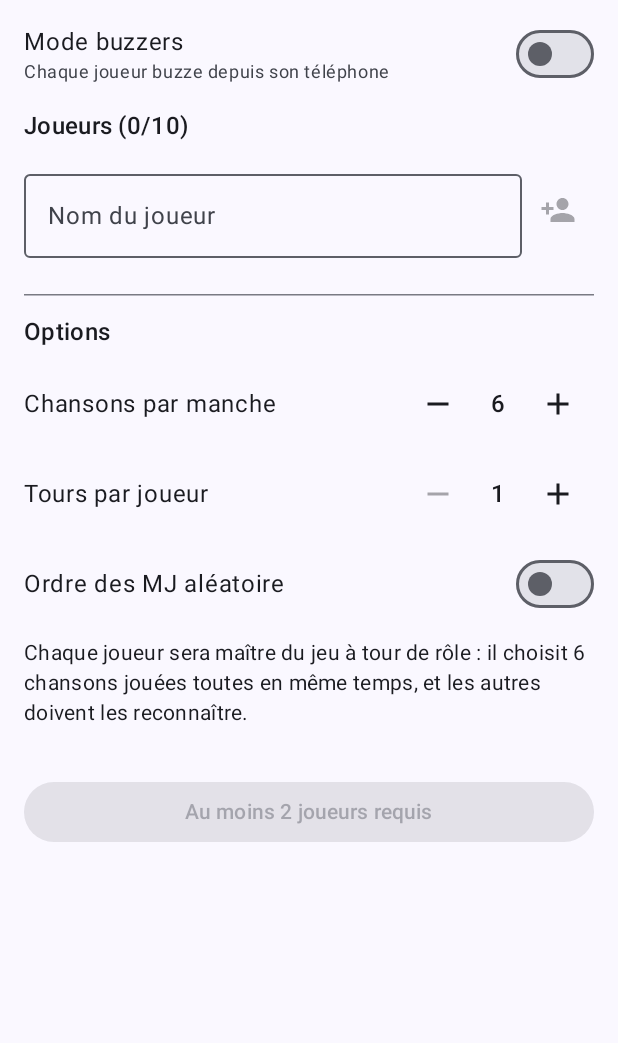
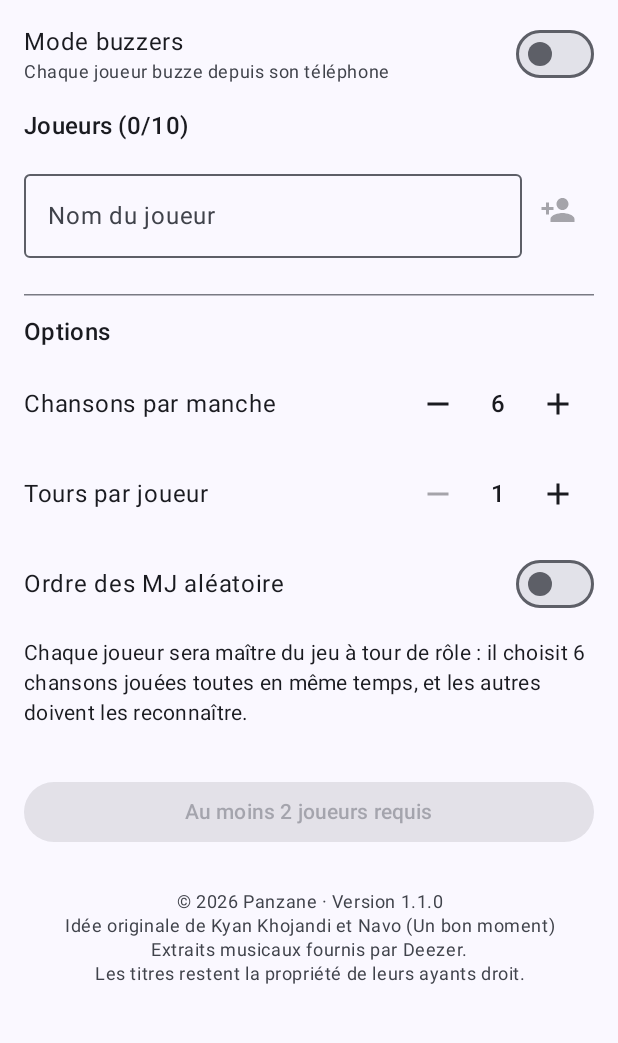
Before and after one commit to Panzane/multi-blindtest, an Android app built with Jetpack Compose: the screen it shows after launch (MainActivity), on a phone screen of 412 x 824 dp, the part 78-1121 px from its top. Run offline under Robolectric (Android 15) with nearby library versions, the phone set to English and light mode, and no system bars; pictures from the network do not load.

Commit message:
Add credits at the bottom of the game setup screen
Copyright and version, original idea credit, and Deezer previews notice.

Co-Authored-By: Claude Opus 5.5 <noreply@anthropic.com>

```diff
--- a/app/build.gradle.kts
+++ b/app/build.gradle.kts
@@ -47,6 +47,7 @@ android {
     }
     buildFeatures {
         compose = true
+        buildConfig = true
     }
 }
 
--- a/app/src/main/java/com/panzane/multiblindtest/ui/screens/PlayersScreen.kt
+++ b/app/src/main/java/com/panzane/multiblindtest/ui/screens/PlayersScreen.kt
@@ -49,6 +49,7 @@ import androidx.compose.ui.text.input.KeyboardCapitalization
 import androidx.compose.ui.text.style.TextAlign
 import androidx.compose.ui.unit.dp
 import androidx.core.content.ContextCompat
+import com.panzane.multiblindtest.BuildConfig
 import com.panzane.multiblindtest.game.GameUiState
 import com.panzane.multiblindtest.game.GameViewModel
 import com.panzane.multiblindtest.game.Lockout
@@ -223,7 +224,24 @@ fun PlayersScreen(state: GameUiState, viewModel: GameViewModel) {
                 else "Au moins $MIN_PLAYERS joueurs requis"
             )
         }
+
+        Credits()
     }
+}
+
+/** Mentions de droits, en bas de l'écran de création de la partie. */
+@Composable
+private fun Credits() {
+    Text(
+        "© 2026 Panzane · Version ${BuildConfig.VERSION_NAME}\n" +
+            "Idée originale de Kyan Khojandi et Navo (Un bon moment)\n" +
+            "Extraits musicaux fournis par Deezer.\n" +
+            "Les titres restent la propriété de leurs ayants droit.",
+        style = MaterialTheme.typography.bodySmall,
+        color = MaterialTheme.colorScheme.onSurfaceVariant,
+        textAlign = TextAlign.Center,
+        modifier = Modifier.fillMaxWidth().padding(top = 16.dp),
+    )
 }
 
 /** QR code et adresse à ouvrir sur les téléphones des joueurs. */
```
